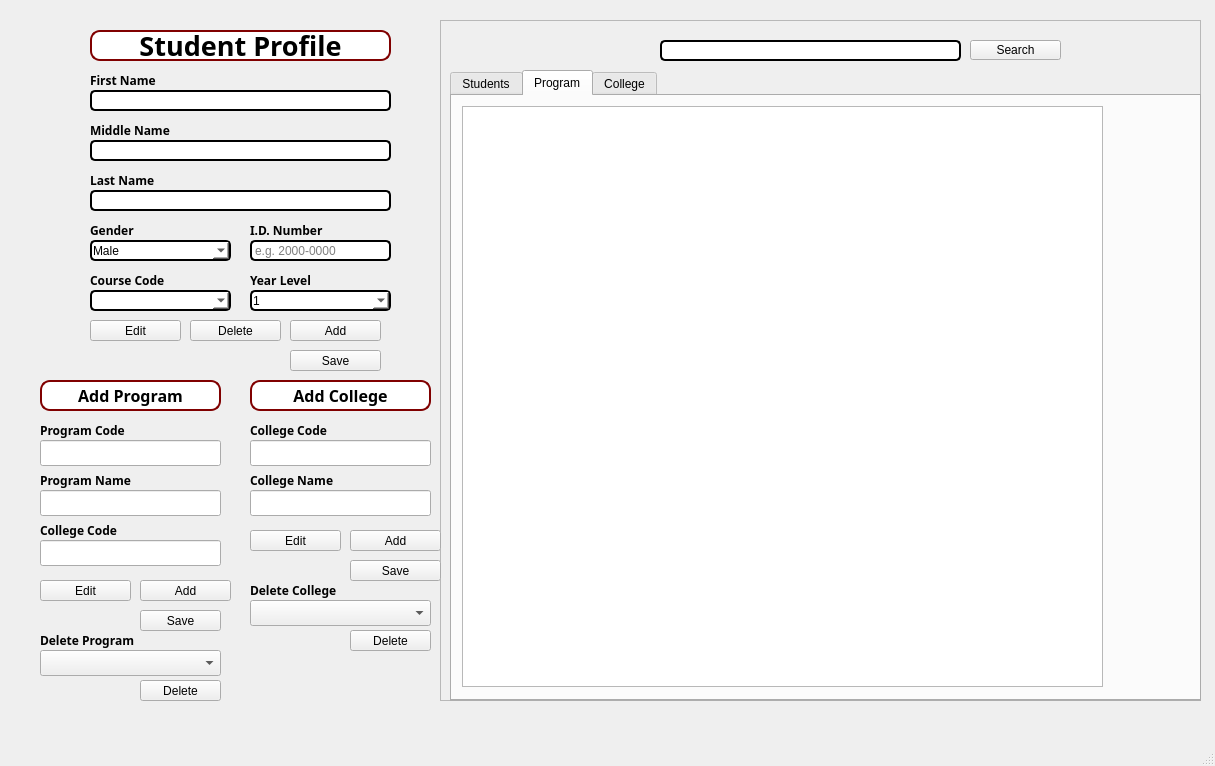
Old version of the form mainwindow.ui in the repository Kris2103/CCC151-CSV.
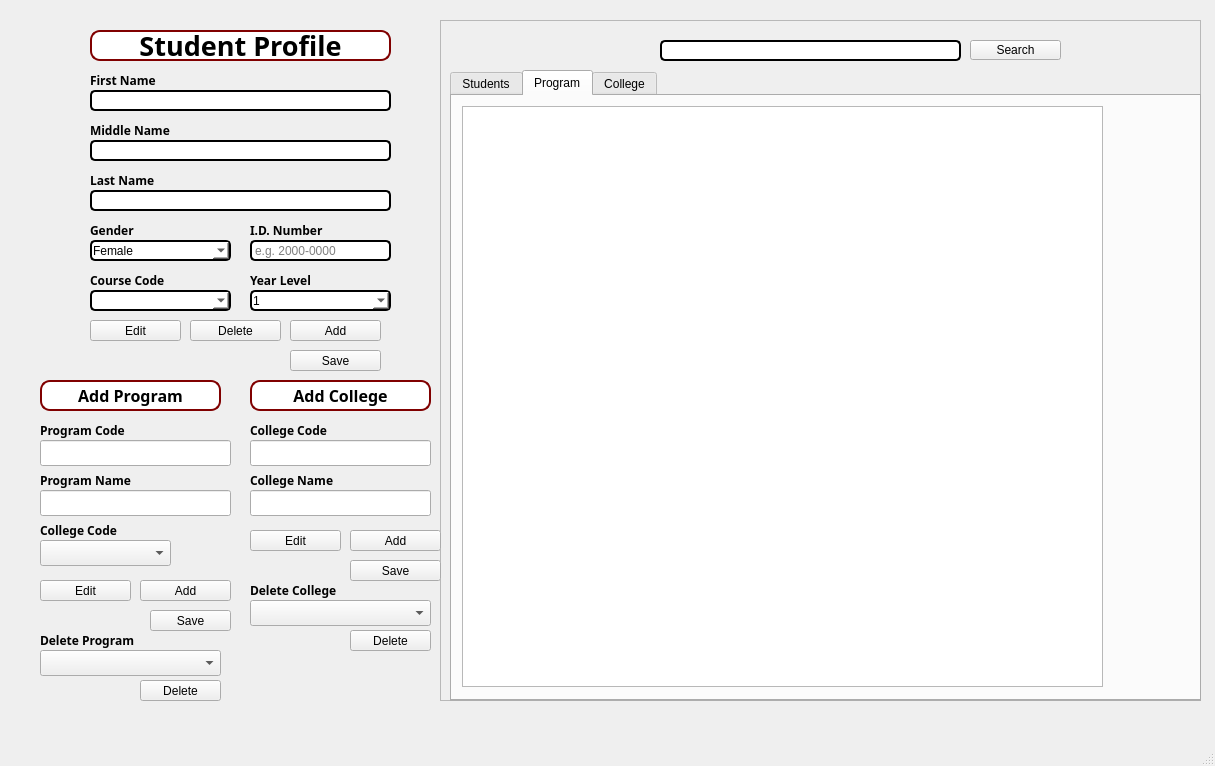
New version of the form. The open tabs and pages were chosen to show the change.

The edit to the form file:
```diff
--- a/mainwindow.ui
+++ b/mainwindow.ui
@@ -59,11 +59,6 @@
 	padding: 1px;
 	box-shadow: 0 0 10px rgba(0,0,05);</string>
     </property>
-    <item>
-     <property name="text">
-      <string>Male</string>
-     </property>
-    </item>
     <item>
      <property name="text">
       <string>Female</string>
@@ -699,7 +694,7 @@
      <rect>
       <x>40</x>
       <y>440</y>
-      <width>181</width>
+      <width>191</width>
       <height>26</height>
      </rect>
     </property>
@@ -709,17 +704,7 @@
      <rect>
       <x>40</x>
       <y>490</y>
-      <width>181</width>
-      <height>26</height>
-     </rect>
-    </property>
-   </widget>
-   <widget class="QLineEdit" name="CollegeCodeProg">
-    <property name="geometry">
-     <rect>
-      <x>40</x>
-      <y>540</y>
-      <width>181</width>
+      <width>191</width>
       <height>26</height>
      </rect>
     </property>
@@ -991,7 +976,7 @@
    <widget class="QPushButton" name="SaveProg">
     <property name="geometry">
      <rect>
-      <x>140</x>
+      <x>150</x>
       <y>610</y>
       <width>81</width>
       <height>21</height>
@@ -1118,6 +1103,16 @@
      <string>Delete</string>
     </property>
    </widget>
+   <widget class="QComboBox" name="CollegeCodeCombbox">
+    <property name="geometry">
+     <rect>
+      <x>40</x>
+      <y>540</y>
+      <width>131</width>
+      <height>26</height>
+     </rect>
+    </property>
+   </widget>
   </widget>
   <widget class="QMenuBar" name="menubar">
    <property name="geometry">
```
Left out of the diff: 25 changed lines with no effect on the pictures.
